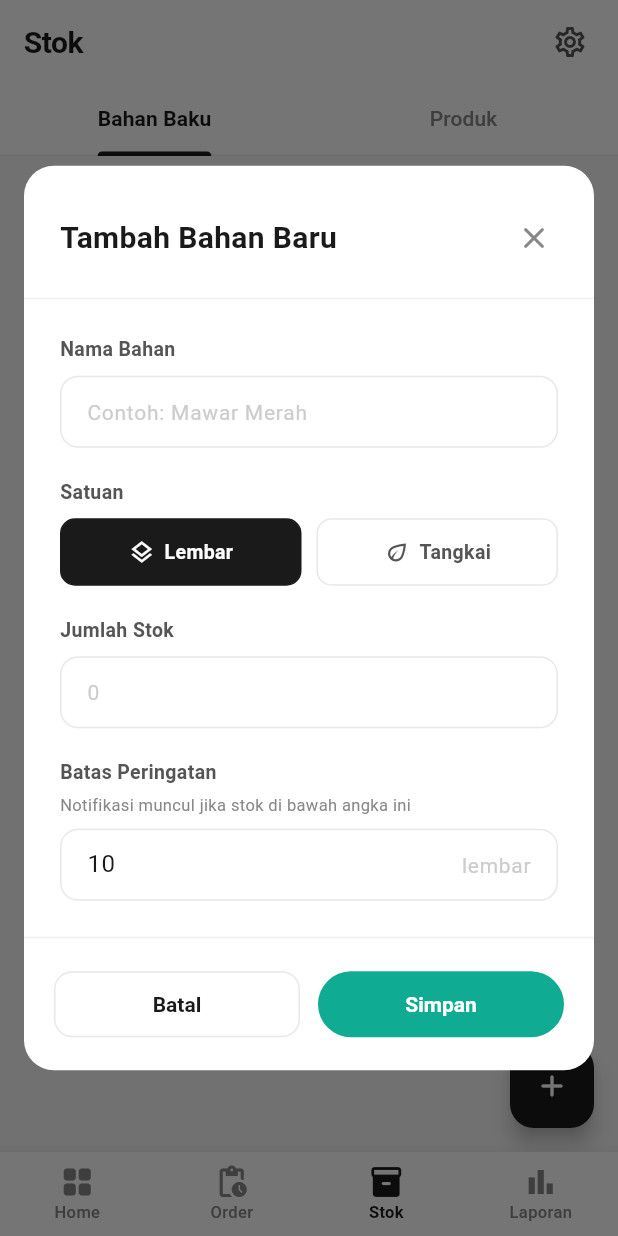
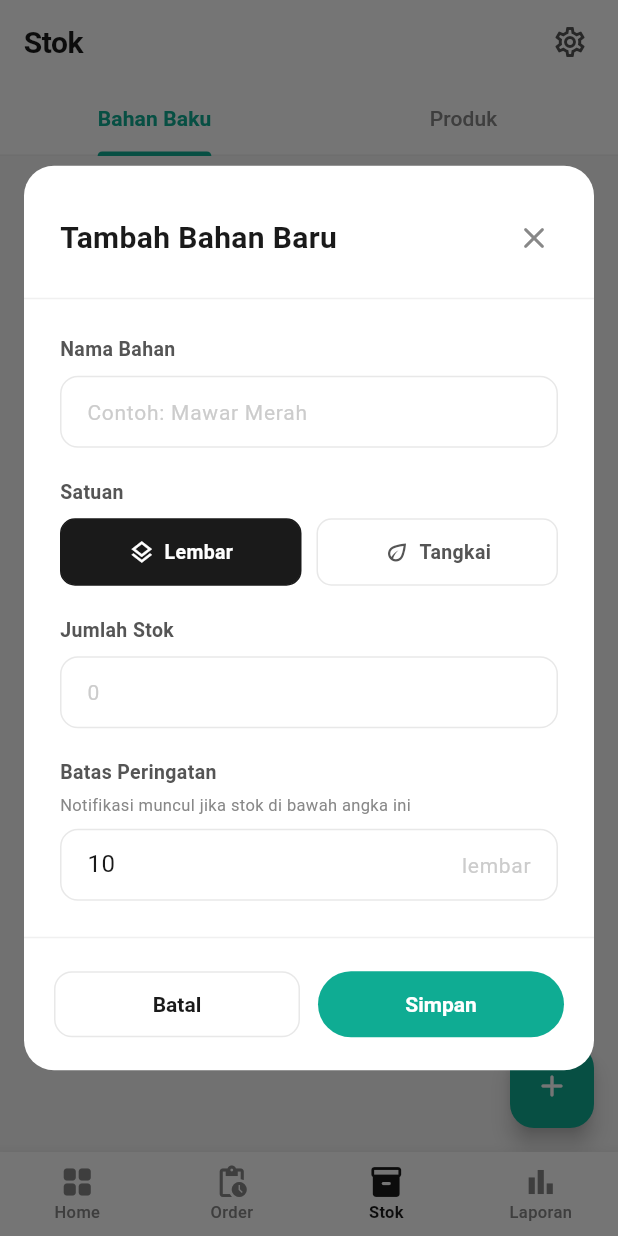
Before and after one commit to teranixbq/Flokower, a Flutter app: the screen it shows once a user with an empty profile is signed in, item 3 of the bottom bar chosen, after a tap on the "add" icon, on a phone screen of 412 x 824 dp. Run offline on Flutter 3.47's test engine with Material 3 defaults, Android fonts, the phone set to English and light mode, and no system bars; our stand-ins replace cloud_firestore, firebase_auth, firebase_core, flutter_dotenv, flutter_riverpod, image_picker; accounts and stored records are empty.

Commit message:
style: replace black with teal and increase border radius for rounder cards
- Change stock_screen FAB from black to accentTeal (#0fac93)
- Change dashboard revenue card from black to accentTeal with teal shadow
- Update TabBar indicator and label color from black to accentTeal
- Increase border radius for all cards:
  * Revenue card: 18px → 20px
  * Metric cards: 16px → 20px
  * Material cards: 14px → 20px
  * Product cards: 14px → 20px
- All cards now have consistent, rounder appearance
- Consistent teal branding across the app

```diff
--- a/lib/features/dashboard/presentation/screens/dashboard_screen.dart
+++ b/lib/features/dashboard/presentation/screens/dashboard_screen.dart
@@ -283,11 +283,11 @@ class _RevenueCard extends StatelessWidget {
       width: double.infinity,
       padding: const EdgeInsets.all(20),
       decoration: BoxDecoration(
-        color: FlokowerTheme.black,
-        borderRadius: BorderRadius.circular(18),
+        color: FlokowerTheme.accentTeal,
+        borderRadius: BorderRadius.circular(20),
         boxShadow: [
           BoxShadow(
-            color: FlokowerTheme.black.withOpacity(0.1),
+            color: FlokowerTheme.accentTeal.withOpacity(0.3),
             blurRadius: 12,
             offset: const Offset(0, 4),
           ),
@@ -342,7 +342,7 @@ class _MetricCard extends StatelessWidget {
       padding: const EdgeInsets.all(12),
       decoration: BoxDecoration(
         color: FlokowerTheme.white,
-        borderRadius: BorderRadius.circular(16),
+        borderRadius: BorderRadius.circular(20),
         border: Border.all(color: const Color(0xFFEEEEEE)),
         boxShadow: [
           BoxShadow(
--- a/lib/features/inventory/presentation/screens/stock_screen.dart
+++ b/lib/features/inventory/presentation/screens/stock_screen.dart
@@ -59,7 +59,7 @@ class _StockScreenState extends ConsumerState<StockScreen> with SingleTickerProv
             _showProductForm(context, null);
           }
         },
-        backgroundColor: FlokowerTheme.black,
+        backgroundColor: FlokowerTheme.accentTeal,
         foregroundColor: Colors.white,
         child: const Icon(Icons.add_rounded),
       ),
@@ -126,7 +126,7 @@ class _MaterialsTab extends ConsumerWidget {
             padding: const EdgeInsets.all(16),
             decoration: BoxDecoration(
               color: FlokowerTheme.white,
-              borderRadius: BorderRadius.circular(14),
+              borderRadius: BorderRadius.circular(20),
               border: Border.all(color: material.isLowStock ? FlokowerTheme.accentOrange.withOpacity(0.4) : const Color(0xFFEEEEEE)),
             ),
             child: Row(
@@ -222,7 +222,7 @@ class _ProductsTab extends ConsumerWidget {
           child: Container(
             decoration: BoxDecoration(
               color: FlokowerTheme.white,
-              borderRadius: BorderRadius.circular(14),
+              borderRadius: BorderRadius.circular(20),
               border: Border.all(color: product.isActive ? const Color(0xFFEEEEEE) : FlokowerTheme.accentRed.withOpacity(0.3)),
             ),
             clipBehavior: Clip.antiAlias,
--- a/lib/shared/theme/flokower_theme.dart
+++ b/lib/shared/theme/flokower_theme.dart
@@ -167,9 +167,9 @@ class FlokowerTheme {
 
     // ─── Tab Bar ───
     tabBarTheme: const TabBarThemeData(
-      labelColor: black,
+      labelColor: accentTeal,
       unselectedLabelColor: mediumGray,
-      indicatorColor: black,
+      indicatorColor: accentTeal,
       indicatorSize: TabBarIndicatorSize.label,
       labelStyle: TextStyle(fontSize: 14, fontWeight: FontWeight.w600),
       unselectedLabelStyle: TextStyle(fontSize: 14, fontWeight: FontWeight.w500),
```
